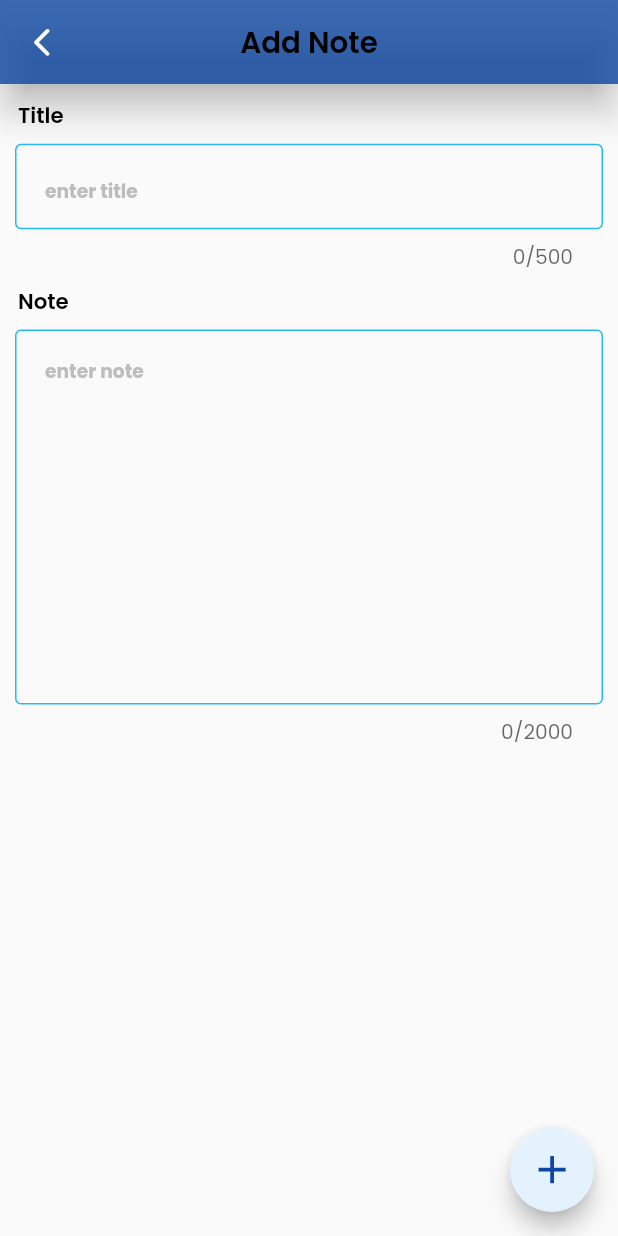
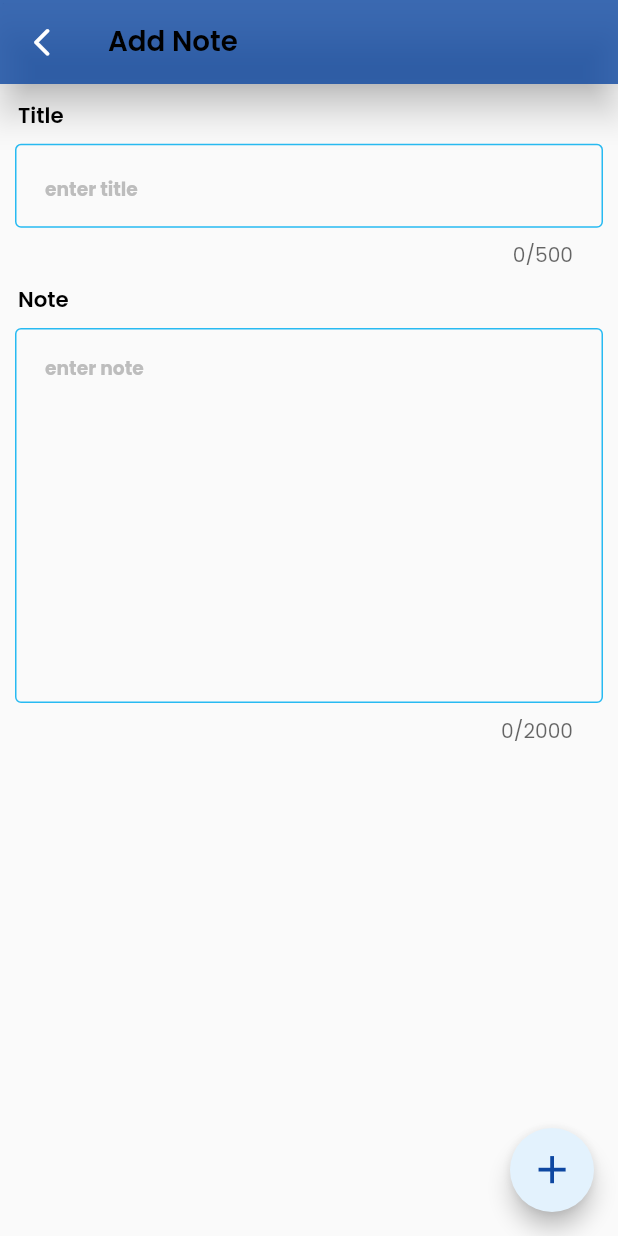
Before and after one commit to NBG-nero/Notify, a Flutter app: the AddNotescreen screen opened by its route, on a phone screen of 412 x 824 dp. Run offline on Flutter 3.47's test engine with Material 2 defaults, Android fonts, the phone set to English and light mode, and no system bars; our stand-ins replace auto_route, flutter_screenutil, google_fonts, hive, hive_flutter, shared_preferences and 1 more; accounts and stored records are empty.

```diff
--- a/lib/models/note_model.dart
+++ b/lib/models/note_model.dart
@@ -33,7 +33,8 @@ class Note {
     this.updatedDate,
     this.isEdited,
     this.altDate,
-  });
+  })
+  ;
   //  : dateCreated =dateCreated ?? DateTime.now();
 
   factory Note.from(Map<String, dynamic> json) => _$NoteFromJson(json);
--- a/lib/screens/add_note/add_note_screen.dart
+++ b/lib/screens/add_note/add_note_screen.dart
@@ -41,7 +41,7 @@ class _AddNotescreenState extends State<AddNotescreen> {
                     style: Theme.of(context)
                     .textTheme
                     .headline2
-                    ?.copyWith(fontSize: 22.sp),
+                    ?.copyWith(),
                   ),
                   leading: ClipRRect(
                     borderRadius: BorderRadius.circular(40),
@@ -53,7 +53,7 @@ class _AddNotescreenState extends State<AddNotescreen> {
                               size: 25.sp)),
                     ),
                   ),
-                  centerTitle: true,
+                  centerTitle: false,
                   elevation: 10,
                   backgroundColor: NColors.primaryColor.withOpacity(0.8)),
               body: SingleChildScrollView(
@@ -70,10 +70,8 @@ class _AddNotescreenState extends State<AddNotescreen> {
                               hintText: 'enter title',
                               maxlines: 1,
                               maxlength: 500,
-                              style: TextStyle(
-                                fontSize: 22.sp,
-                                fontWeight: FontWeight.bold,
-                              ),
+                                style:
+                                  Theme.of(context).textTheme.headline2?.copyWith(),
                               controller: titleCtrl,
                               obscureText: false,
                               isMandatory: false),
@@ -83,9 +81,8 @@ class _AddNotescreenState extends State<AddNotescreen> {
                               hintText: 'enter note',
                               maxlines: 10,
                               maxlength: 2000,
-                              style: TextStyle(
-                                fontSize: 18.sp,
-                              ),
+                              style:
+                                  Theme.of(context).textTheme.subtitle2?.copyWith(),
                               controller: descCtrl,
                               obscureText: false,
                               isMandatory: false),
--- a/lib/screens/add_note/add_note_view_model.dart
+++ b/lib/screens/add_note/add_note_view_model.dart
@@ -23,7 +23,9 @@ class AddNoteViewModel extends BaseViewModel {
       desc: desc,
       complete: false,
       id: uuid.v4(),
-      dateCreated: DateTime.now()
+      isEdited: false,
+      dateCreated: DateTime.now(),
+      updatedDate: DateTime.now()
     );
     var hiveBox = Hive.box<Note>(noteBox);
     hiveBox.put(note.id, note);
```
Also changed, not shown: lib/screens/edit_note/edit_note_screen.dart (+15 -15 lines), lib/screens/edit_note/edit_note_view_model.dart (+8 -2 lines), lib/screens/home/home_screen_view_model.dart (+33 -24 lines), lib/screens/home/homescreen.dart (+22 -4 lines), lib/screens/view_note/view_note_screen.dart (+13 -10 lines).
